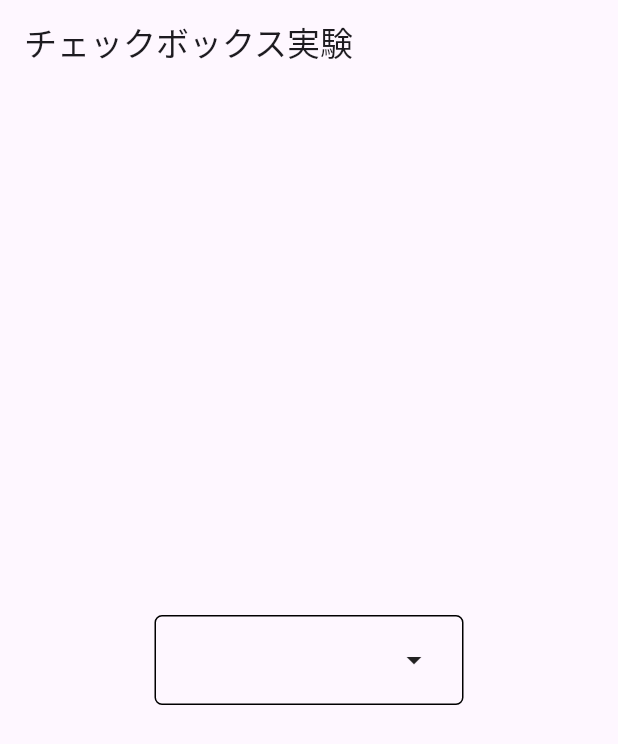
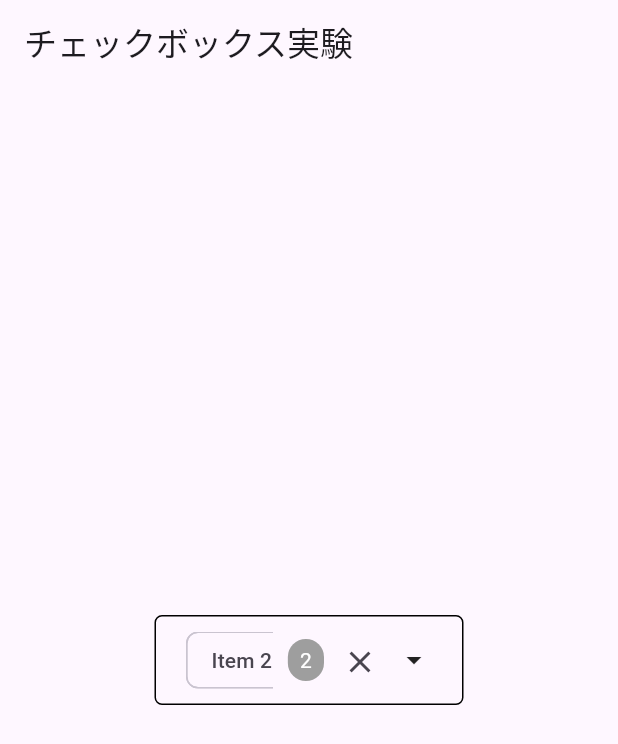
Before and after one commit to ShinsukeSugita-Aidea/DropdownCheckboxExample, a Flutter app: the screen it shows after launch, on a phone screen of 412 x 824 dp. Shown: the top 744 px of the screen. Run offline on Flutter 3.47's test engine with Material 3 defaults, Android fonts, the phone set to English and light mode, and no system bars.

Commit message:
初期値

```diff
--- a/lib/dropdown_checkbox.dart
+++ b/lib/dropdown_checkbox.dart
@@ -9,6 +9,7 @@ class DropdownCheckbox extends StatefulWidget {
     this.cancelText = 'Cancel',
     this.height,
     this.popupHeight,
+    this.initialSelectedItems = const [], // 追加
     super.key,
   });
   final List<(String value, String label)> items;
@@ -17,6 +18,7 @@ class DropdownCheckbox extends StatefulWidget {
   final String cancelText;
   final double? height;
   final double? popupHeight;
+  final List<String> initialSelectedItems; // 追加
   final void Function(List<String>) onChanged;
 
   @override
@@ -34,6 +36,9 @@ class DropdownCheckboxState extends State<DropdownCheckbox> {
   @override
   void initState() {
     super.initState();
+
+    // 初期選択アイテムの設定
+    _selectedCheckboxItems = List.from(widget.initialSelectedItems);
     _filteredItems = List.from(widget.items);
     _originalItemsOrder = List.from(widget.items); // 初期化時に元の順序を保存
   }
--- a/lib/main.dart
+++ b/lib/main.dart
@@ -24,6 +24,7 @@ class MyApp extends StatelessWidget {
       body: Center(
         child: DropdownCheckbox(
             items: items,
+            initialSelectedItems: ['item_2', 'item_4'], // 初期選択アイテムを指定
             onChanged: (list) {
               for (final item in list) {
                 print(item);
```
